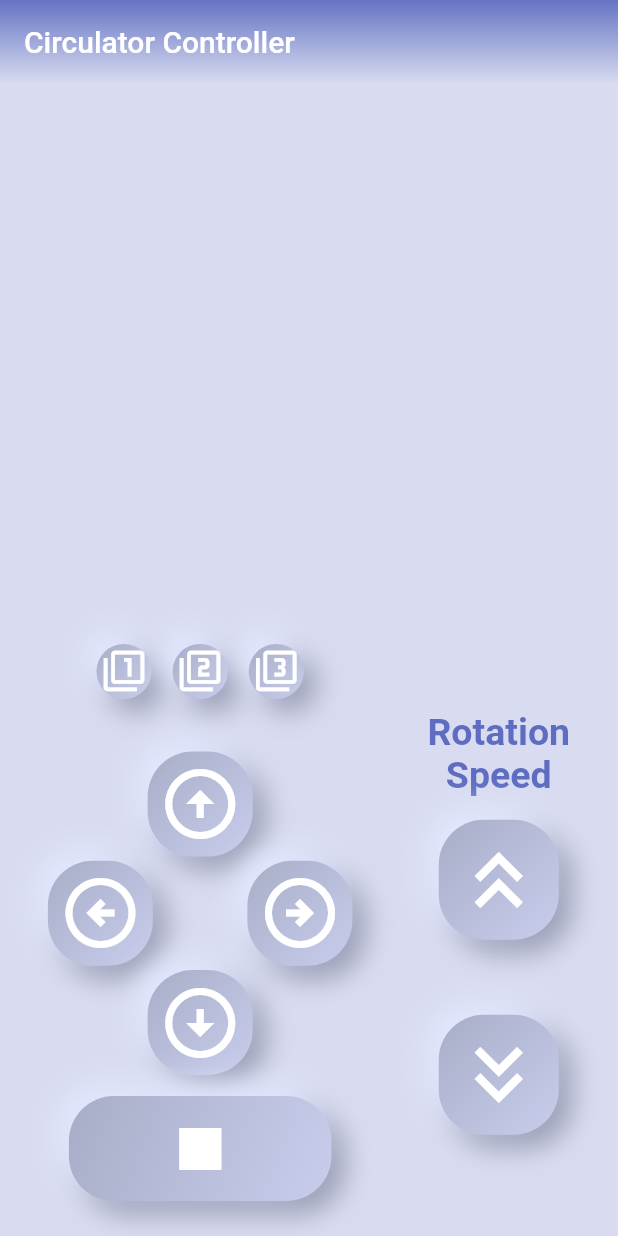
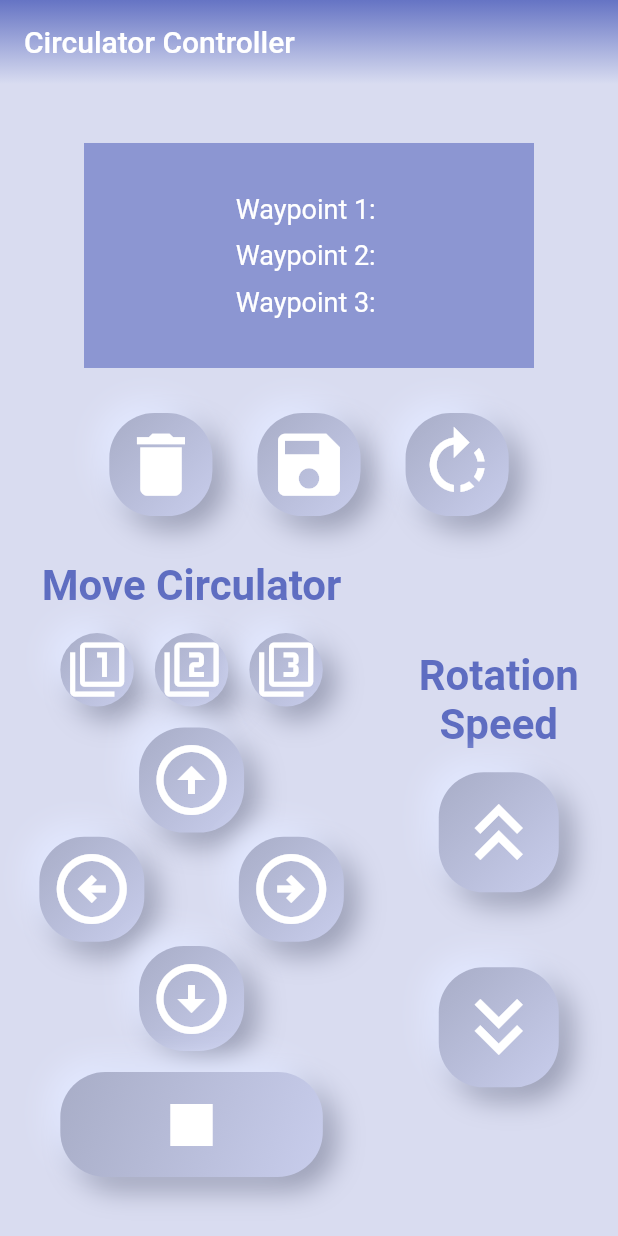
Before and after one commit to sanghyunna/SmartCirculatorApp, a Flutter app: the screen it shows after launch, on a phone screen of 412 x 824 dp. Run offline on Flutter 3.47's test engine with Material 2 defaults, Android fonts, the phone set to English and light mode, and no system bars.

Commit message:
server : added buttons and bulletin

```diff
--- /dev/null
+++ b/practice/lib/bulletin.dart
@@ -0,0 +1,45 @@
+import 'package:flutter/material.dart';
+
+class Bulletin extends StatelessWidget {
+  @override
+  Widget build(BuildContext context) {
+    String waypointOne = '';
+    String waypointTwo = '';
+    String waypointThree = '';
+
+    return Container(
+      width: 300,
+      height: 150,
+      color: Colors.indigo.withOpacity(0.5),
+      child: Column(
+        mainAxisAlignment: MainAxisAlignment.center,
+        crossAxisAlignment: CrossAxisAlignment.center,
+        children: <Widget>[
+          Text(
+            'Waypoint 1: $waypointOne',
+            style: TextStyle(
+              color: Colors.white,
+              fontSize: 18,
+            ),
+          ),
+          SizedBox(height: 10),
+          Text(
+            'Waypoint 2: $waypointTwo',
+            style: TextStyle(
+              color: Colors.white,
+              fontSize: 18,
+            ),
+          ),
+          SizedBox(height: 10),
+          Text(
+            'Waypoint 3: $waypointThree',
+            style: TextStyle(
+              color: Colors.white,
+              fontSize: 18,
+            ),
+          ),
+        ],
+      ),
+    );
+  }
+}
--- a/practice/lib/control_page.dart
+++ b/practice/lib/control_page.dart
@@ -1,5 +1,8 @@
 import 'package:flutter/material.dart';
+import 'package:practice/custom_button.dart';
+import 'package:practice/rotate_button.dart';
 import 'package:practice/speed_control.dart';
+import 'bulletin.dart';
 import 'dpad_control.dart';
 
 class ControlPage extends StatelessWidget {
@@ -13,8 +16,7 @@ class ControlPage extends StatelessWidget {
             color: Colors.white,
           ),
         ),
-        backgroundColor:
-            Colors.transparent, // Set the app bar background to transparent
+        backgroundColor: Colors.transparent,
         elevation: 0,
         flexibleSpace: Container(
           decoration: BoxDecoration(
@@ -25,25 +27,55 @@ class ControlPage extends StatelessWidget {
               ], // Define your gradient colors
               begin: Alignment.topCenter,
               end: Alignment.bottomCenter,
-              stops: [
-                0.0,
-                1.0
-              ], // Adjust stops to control the gradient transition
+              stops: [0.0, 1.0],
             ),
           ),
         ),
       ),
       body: Container(
+        // 배경색을 위한 Container
         decoration: BoxDecoration(
           color: Colors.indigo.withOpacity(0.2),
         ),
         child: Center(
           child: Column(
+            //
             mainAxisAlignment: MainAxisAlignment.center,
             children: <Widget>[
-              const SizedBox(height: 150),
-              const SizedBox(height: 200),
+              Bulletin(),
+              const SizedBox(height: 30),
               Row(
+                mainAxisAlignment: MainAxisAlignment.center,
+                children: <Widget>[
+                  CustomButton(
+                    // Delete Button
+                    iconData: Icons.delete,
+                    pressedButton: 'Delete',
+                    text: "Choose a waypoint to delete",
+                    size: 55,
+                  ),
+                  const SizedBox(width: 30),
+                  CustomButton(
+                    // Save Button
+                    iconData: Icons.save,
+                    pressedButton: 'Save',
+                    text: "Choose a waypoint to save",
+                    size: 55,
+                  ),
+                  const SizedBox(width: 30),
+                  RotateButton(
+                    // Rotation Button
+                    iconData: Icons.rotate_right,
+                    pressedButton: 'Rotate',
+                    selectedWaypoints: [],
+                    sendMessagesOrNot: false,
+                    size: 55,
+                  ),
+                ],
+              ),
+              const SizedBox(height: 30),
+              Row(
+                // DpadControl & SpeedControl 가로 배치
                 mainAxisAlignment: MainAxisAlignment.center,
                 children: <Widget>[
                   DpadControl(size: 0.7),
--- /dev/null
+++ b/practice/lib/custom_button.dart
@@ -0,0 +1,90 @@
+import 'package:flutter/material.dart';
+import 'dpad_button.dart';
+import 'message_sender.dart';
+
+class CustomButton extends StatefulWidget {
+  final IconData iconData;
+  final Color buttonColor;
+  final String pressedButton;
+  final bool isStopButton;
+  final double size;
+  final double sizeMultiplier;
+  final String text;
+  final bool sendMessagesOrNot;
+
+  CustomButton(
+      {required this.iconData,
+      required this.pressedButton,
+      this.sizeMultiplier = 1.00,
+      this.isStopButton = false,
+      this.text = "Choose a waypoint",
+      this.buttonColor = Colors.indigo,
+      this.sendMessagesOrNot = false,
+      this.size = 80});
+
+  @override
+  _CustomSaveState createState() => _CustomSaveState();
+}
+
+class _CustomSaveState extends State<CustomButton> {
+  void _showInputDialog(BuildContext context) {
+    String command = '';
+    if (widget.pressedButton == 'Delete') {
+      command = 'x';
+    } else if (widget.pressedButton == 'Save') {
+      command = 'q';
+    }
+    showDialog(
+      context: context,
+      builder: (BuildContext context) {
+        return AlertDialog(
+          title: Text(widget.text),
+          content: Container(
+              width: double.maxFinite,
+              child: Row(
+                mainAxisAlignment: MainAxisAlignment.spaceAround,
+                children: [
+                  ElevatedButton(
+                    onPressed: () {
+                      MessageSender messageSender = MessageSender();
+                      messageSender.sendMessage('$command 1');
+                      Navigator.of(context).pop();
+                    },
+                    child: Text("1"),
+                  ),
+                  ElevatedButton(
+                    onPressed: () {
+                      MessageSender messageSender = MessageSender();
+                      messageSender.sendMessage('$command 2');
+                      Navigator.of(context).pop();
+                    },
+                    child: Text("2"),
+                  ),
+                  ElevatedButton(
+                    onPressed: () {
+                      MessageSender messageSender = MessageSender();
+                      messageSender.sendMessage('$command 3');
+                      Navigator.of(context).pop();
+                    },
+                    child: Text("3"),
+                  ),
+                ],
+              )),
+        );
+      },
+    );
+  }
+
+  @override
+  Widget build(BuildContext context) {
+    return DPadButton(
+        iconData: widget.iconData,
+        pressedButton: widget.pressedButton,
+        sizeMultiplier: widget.sizeMultiplier,
+        isStopButton: widget.isStopButton,
+        buttonColor: widget.buttonColor,
+        size: widget.size,
+        sendMessagesOrNot: widget.sendMessagesOrNot,
+        onTap: () => _showInputDialog(context));
+  }
+}
--- a/practice/lib/dpad_control.dart
+++ b/practice/lib/dpad_control.dart
@@ -13,12 +13,27 @@ class DpadControl extends StatelessWidget {
       children: <Widget>[
         Row(
           mainAxisAlignment: MainAxisAlignment.center,
+          children: [
+            Text(
+              'Move Circulator',
+              style: TextStyle(
+                fontSize: 28,
+                fontWeight: FontWeight.bold,
+                color: Colors.indigo.withOpacity(0.8),
+              ),
+              textAlign: TextAlign.center,
+            ),
+          ],
+        ),
+        SizedBox(height: 15),
+        Row(
+          mainAxisAlignment: MainAxisAlignment.center,
           children: <Widget>[
             DPadButton(
               sizeMultiplier: size,
               iconData: Icons.filter_1,
               pressedButton: 'One',
-              size: 60 * size,
+              size: 80 * size,
               buttonColor: Colors.red,
             ),
             SizedBox(width: 20 * size),
@@ -26,7 +41,7 @@ class DpadControl extends StatelessWidget {
               sizeMultiplier: size,
               iconData: Icons.filter_2,
               pressedButton: 'Two',
-              size: 60 * size,
+              size: 80 * size,
               buttonColor: Colors.red,
             ),
             SizedBox(width: 20 * size),
@@ -34,12 +49,12 @@ class DpadControl extends StatelessWidget {
               sizeMultiplier: size,
               iconData: Icons.filter_3,
               pressedButton: 'Three',
-              size: 60 * size,
+              size: 80 * size,
               buttonColor: Colors.red,
             ),
           ],
         ),
-        SizedBox(height: 50 * size),
+        SizedBox(height: 20 * size),
         Row(
           mainAxisAlignment: MainAxisAlignment.center,
           children: <Widget>[
--- a/practice/lib/message_sender.dart
+++ b/practice/lib/message_sender.dart
@@ -2,7 +2,9 @@ import 'dart:convert';
 import 'package:http/http.dart' as http;
 
 class MessageSender {
-  final String apiUrl = 'http://circulator.p-e.kr:8000/connection/control/';
+  // final String apiUrl = 'http://circulator.p-e.kr:8000/connection/control/';
+  // final String apiUrl = 'http://127.0.0.1:8000/connection/control/';
+  final String apiUrl = 'http://192.168.88.87:8000/connection/control/';
 
   Future<void> sendMessage(String message) async {
     try {
--- /dev/null
+++ b/practice/lib/rotate_button.dart
@@ -0,0 +1,135 @@
+import 'package:flutter/material.dart';
+import 'dpad_button.dart';
+import 'message_sender.dart';
+
+class RotateButton extends StatefulWidget {
+  final IconData iconData;
+  final Color buttonColor;
+  final String pressedButton;
+  final bool isStopButton;
+  final double size;
+  final double sizeMultiplier;
+  final String text;
+  final bool sendMessagesOrNot;
+  final List<String> selectedWaypoints;
+
+  RotateButton({
+    required this.iconData,
+    required this.pressedButton,
+    this.sizeMultiplier = 1.00,
+    this.isStopButton = false,
+    this.text = "Choose the order to rotate",
+    this.buttonColor = Colors.indigo,
+    this.size = 80,
+    this.sendMessagesOrNot = false,
+    required this.selectedWaypoints,
+  });
+
+  @override
+  _RotateState createState() => _RotateState();
+}
+
+class _RotateState extends State<RotateButton> {
+  void _updateSelectedWaypoints(String waypoint) {
+    setState(() {
+      widget.selectedWaypoints.add(waypoint);
+    });
+  }
+
+  void _showInputDialog(BuildContext context) {
+    showDialog(
+      context: context,
+      builder: (BuildContext context) {
+        return StatefulBuilder(
+            builder: (BuildContext context, StateSetter setState) {
+          return AlertDialog(
+            title: Text(widget.text),
+            content: Container(
+              width: double.maxFinite,
+              child: Column(
+                mainAxisAlignment: MainAxisAlignment.center,
+                children: [
+                  Row(
+                    mainAxisAlignment: MainAxisAlignment.spaceAround,
+                    children: [
+                      ElevatedButton(
+                        onPressed: () {
+                          print("User selected option 1");
+                          _updateSelectedWaypoints("1");
+                          setState(() {});
+                        },
+                        child: Text("1"),
+                      ),
+                      ElevatedButton(
+                        onPressed: () {
+                          print("User selected option 2");
+                          _updateSelectedWaypoints("2");
+                          setState(() {});
+                        },
+                        child: Text("2"),
+                      ),
+                      ElevatedButton(
+                        onPressed: () {
+                          print("User selected option 3");
+                          _updateSelectedWaypoints("3");
+                          setState(() {});
+                        },
+                        child: Text("3"),
+                      ),
+                    ],
+                  ),
+                  SizedBox(height: 10),
+                  Row(
+                    mainAxisAlignment: MainAxisAlignment.center,
+                    children: [
+                      Text(widget.selectedWaypoints
+                          .toString()
+                          .split("[")[1]
+                          .split(']')[0])
+                    ],
+                  ),
+                  SizedBox(height: 10),
+                  Row(
+                    mainAxisAlignment: MainAxisAlignment.spaceAround,
+                    children: [
+                      ElevatedButton(
+                          onPressed: () {
+                            print('Rotate Button canceled');
+                            Navigator.of(context).pop();
+                            widget.selectedWaypoints.clear();
+                          },
+                          child: Text('Cancel')),
+                      ElevatedButton(
+                          onPressed: () {
+                            print('Rotate Button confirmed');
+                            Navigator.of(context).pop();
+                            String temp = widget.selectedWaypoints.join(' ');
+                            widget.selectedWaypoints.clear();
+                            MessageSender messageSender = MessageSender();
+                            messageSender.sendMessage('r ' + temp);
+                          },
+                          child: Text('Confirm')),
+                    ],
+                  ),
+                ],
+              ),
+            ),
+          );
+        });
+      },
+    );
+  }
+
+  @override
+  Widget build(BuildContext context) {
+    return DPadButton(
+        iconData: widget.iconData,
+        pressedButton: widget.pressedButton,
+        sizeMultiplier: widget.sizeMultiplier,
+        isStopButton: widget.isStopButton,
+        buttonColor: widget.buttonColor,
+        size: widget.size,
+        sendMessagesOrNot: widget.sendMessagesOrNot,
+        onTap: () => _showInputDialog(context));
+  }
+}
--- a/practice/lib/speed_control.dart
+++ b/practice/lib/speed_control.dart
@@ -11,7 +11,7 @@ class SpeedControl extends StatelessWidget {
           child: Text(
             'Rotation\nSpeed',
             style: TextStyle(
-              fontSize: 25,
+              fontSize: 28,
               fontWeight: FontWeight.bold,
               color: Colors.indigo.withOpacity(0.8),
             ),
```
Also changed, not shown: practice/lib/dpad_button.dart (+21 -5 lines), 1 other file.
